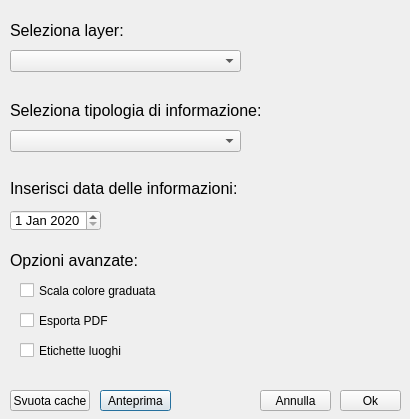
Before: the Qt Designer form covid_analyzer_dialog_base.ui in Devy99/Covid-Analyzer-QGIS, drawn with Qt 5.
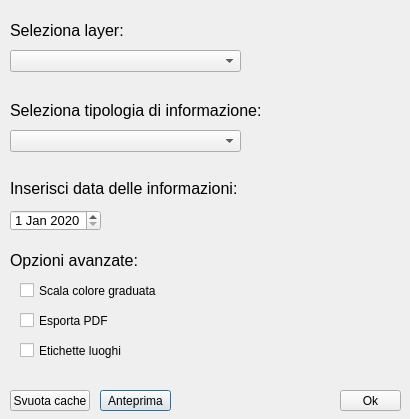
After: the same form once the commit is applied. Icons and pictures are not drawn.

Commit message: Removed cancel button and log messages

What changed in the file:
```diff
--- a/covid_analyzer_dialog_base.ui
+++ b/covid_analyzer_dialog_base.ui
@@ -179,19 +179,6 @@
     </rect>
    </property>
   </widget>
-  <widget class="QPushButton" name="cancelButton">
-   <property name="geometry">
-    <rect>
-     <x>260</x>
-     <y>390</y>
-     <width>71</width>
-     <height>21</height>
-    </rect>
-   </property>
-   <property name="text">
-    <string>Annulla</string>
-   </property>
-  </widget>
   <widget class="QCheckBox" name="labelCheckBox">
    <property name="geometry">
     <rect>
```
The commit also changes 5 other files.
